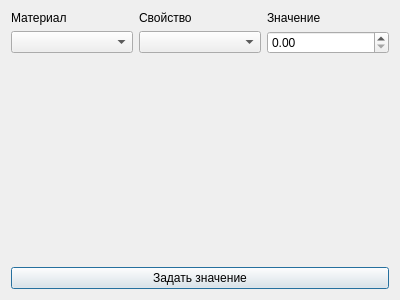
Qt form propertiesvaluesetter.ui (sergii1/Fn11SqlMaterialManager) before a commit.
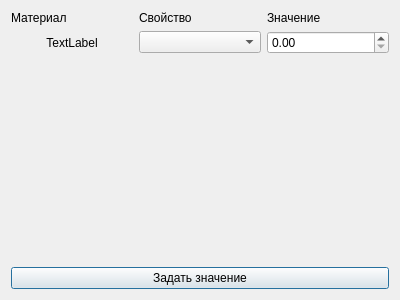
The same form after that commit.

```diff
--- a/propertiesvaluesetter.ui
+++ b/propertiesvaluesetter.ui
@@ -36,9 +36,6 @@
      <item row="2" column="2">
       <widget class="QComboBox" name="comboBox_2"/>
      </item>
-     <item row="2" column="1">
-      <widget class="QComboBox" name="comboBox"/>
-     </item>
      <item row="0" column="1">
       <widget class="QLabel" name="label_2">
        <property name="text">
@@ -92,6 +89,16 @@
        </property>
       </widget>
      </item>
+     <item row="2" column="1">
+      <widget class="QLabel" name="label_4">
+       <property name="text">
+        <string>TextLabel</string>
+       </property>
+       <property name="alignment">
+        <set>Qt::AlignCenter</set>
+       </property>
+      </widget>
+     </item>
     </layout>
    </item>
   </layout>
```
